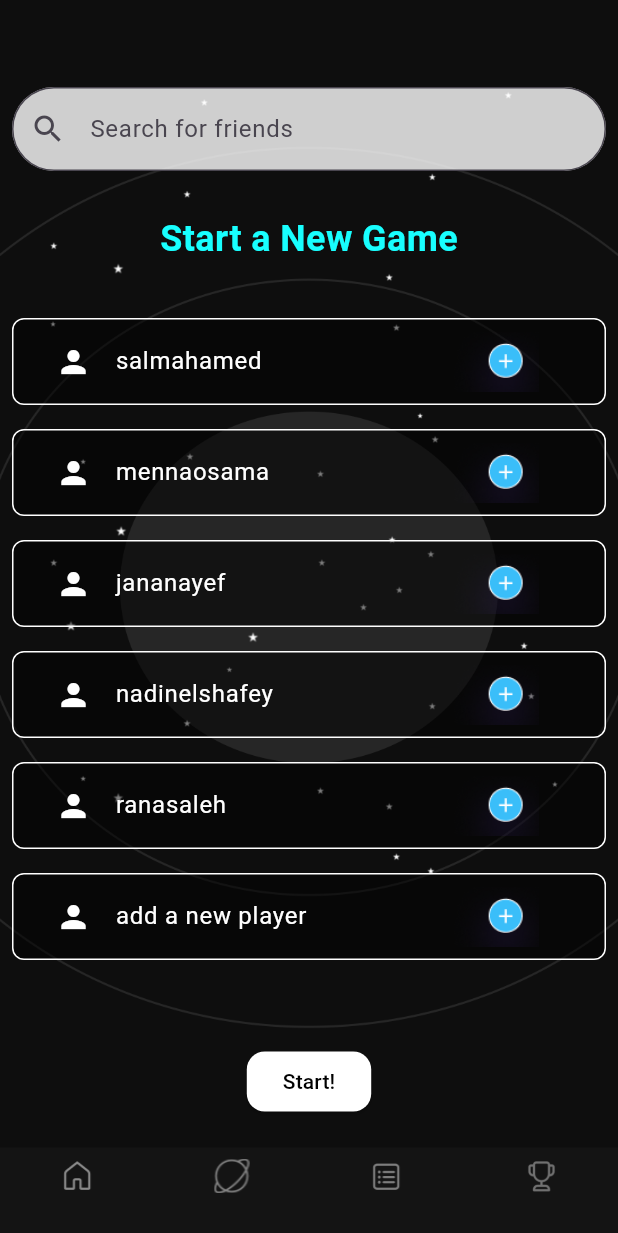
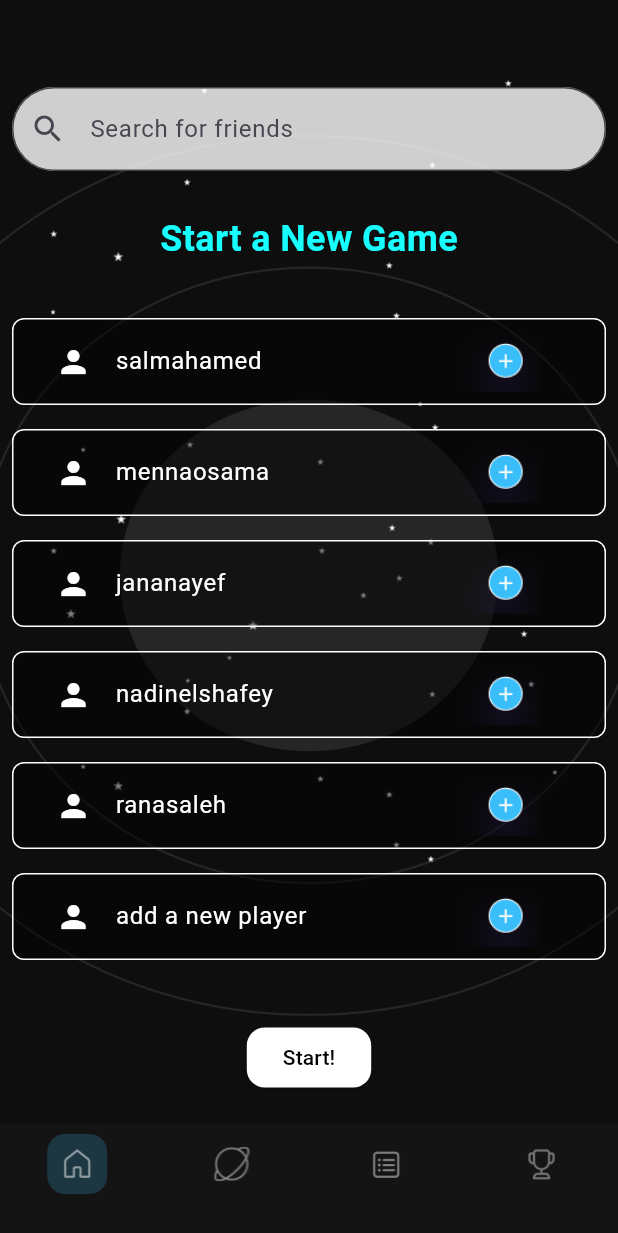
Before and after one commit to Rana-Saleh44/expedito-exoplanet-chronicles, a Flutter app: the screen it shows after launch, on a phone screen of 412 x 824 dp. Shown: the top 1233 px of the screen. Run offline on Flutter 3.47's test engine with Material 3 defaults, Android fonts, the light colour scheme and no system bars; our stand-ins replace firebase_auth; missing offline and left inert: qr_code_scanner; accounts and stored records are empty.

Commit message:
Update home_screen.dart

```diff
--- a/expedito_app/lib/screens/home_screen.dart
+++ b/expedito_app/lib/screens/home_screen.dart
@@ -77,10 +77,18 @@
         type: BottomNavigationBarType.fixed, // Ensure fixed type
         items: [
           BottomNavigationBarItem(
-            icon: Image.asset(
-              'assets/images/home_screen_icons/Home.png',
-              width: 24,
-              height: 24,
+            icon: Container(
+              padding: EdgeInsets.all(8.0), // Add padding to the icon
+              decoration: BoxDecoration(
+                color: Color(0xFF3ABEF9)
+                    .withOpacity(0.2), // Light background color
+                borderRadius: BorderRadius.circular(12), // Rounded corners
+              ),
+              child: Image.asset(
+                'assets/images/home_screen_icons/Home.png',
+                width: 24,
+                height: 24,
+              ),
             ),
             label: '',
           ),
```
